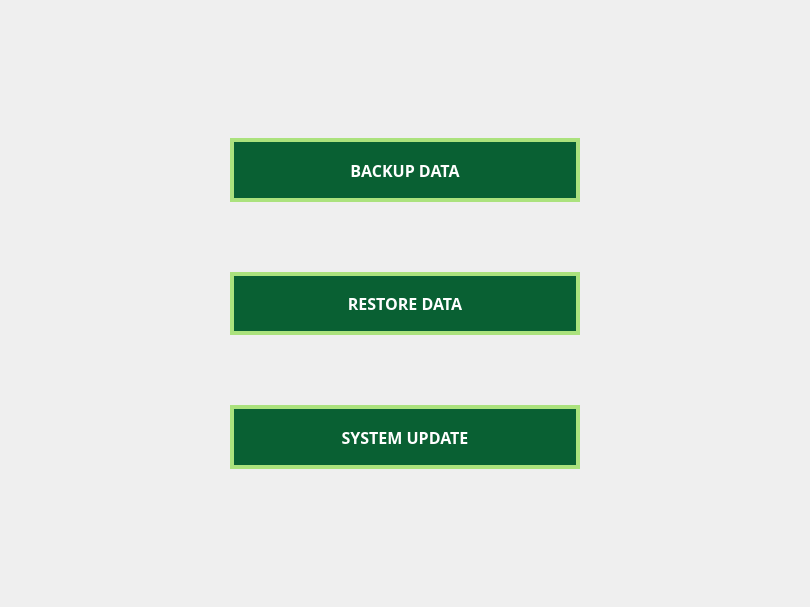
Above: Screens/MainMenuScreens/Maintenance/Maintenance_1.ui from Bideiro/Ranil_project_py before the change. Below: the same form after it.
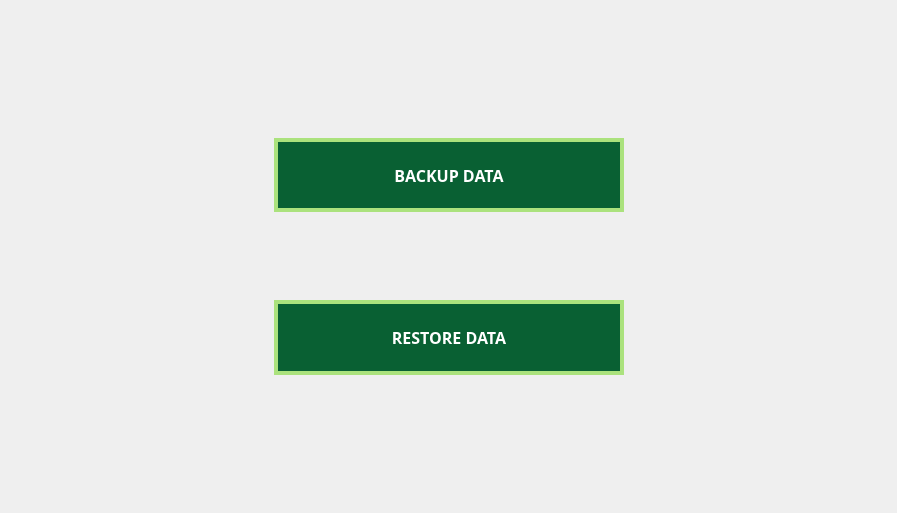
That is the form after the change.

The edit to the form file:
```diff
--- a/Screens/MainMenuScreens/Maintenance/Maintenance_1.ui
+++ b/Screens/MainMenuScreens/Maintenance/Maintenance_1.ui
@@ -6,8 +6,8 @@
    <rect>
     <x>0</x>
     <y>0</y>
-    <width>810</width>
-    <height>607</height>
+    <width>897</width>
+    <height>513</height>
    </rect>
   </property>
   <property name="windowTitle">
@@ -122,51 +122,6 @@
          </property>
         </widget>
        </item>
-       <item>
-        <spacer name="verticalSpacer_4">
-         <property name="orientation">
-          <enum>Qt::Vertical</enum>
-         </property>
-         <property name="sizeHint" stdset="0">
-          <size>
-           <width>20</width>
-           <height>40</height>
-          </size>
-         </property>
-        </spacer>
-       </item>
-       <item>
-        <widget class="QPushButton" name="SUpdate_btn">
-         <property name="sizePolicy">
-          <sizepolicy hsizetype="Expanding" vsizetype="MinimumExpanding">
-           <horstretch>0</horstretch>
-           <verstretch>0</verstretch>
-          </sizepolicy>
-         </property>
-         <property name="minimumSize">
-          <size>
-           <width>350</width>
-           <height>0</height>
-          </size>
-         </property>
-         <property name="maximumSize">
-          <size>
-           <width>16777215</width>
-           <height>75</height>
-          </size>
-         </property>
-         <property name="font">
-          <font>
-           <family>DM Sans</family>
-           <pointsize>12</pointsize>
-           <bold>true</bold>
-          </font>
-         </property>
-         <property name="text">
-          <string>SYSTEM UPDATE</string>
-         </property>
-        </widget>
-       </item>
        <item>
         <spacer name="verticalSpacer_3">
          <property name="orientation">
```
